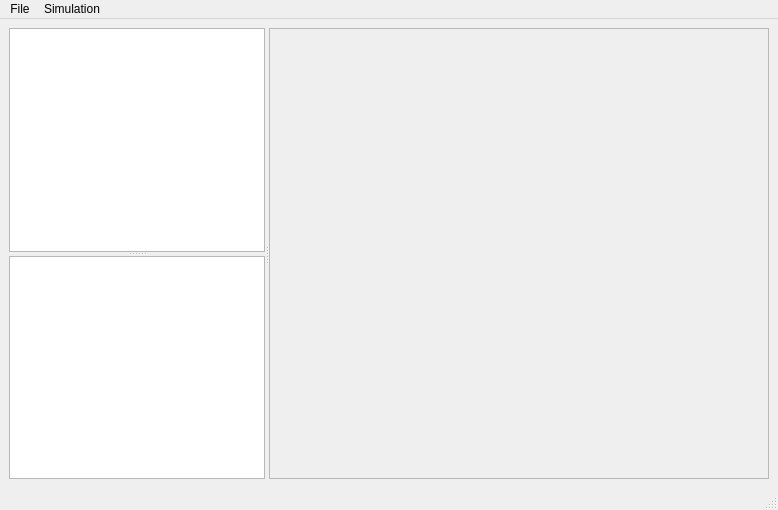
Qt form components/newagent/src/mainUI.ui (robocomp/dsr-graph) before a commit.
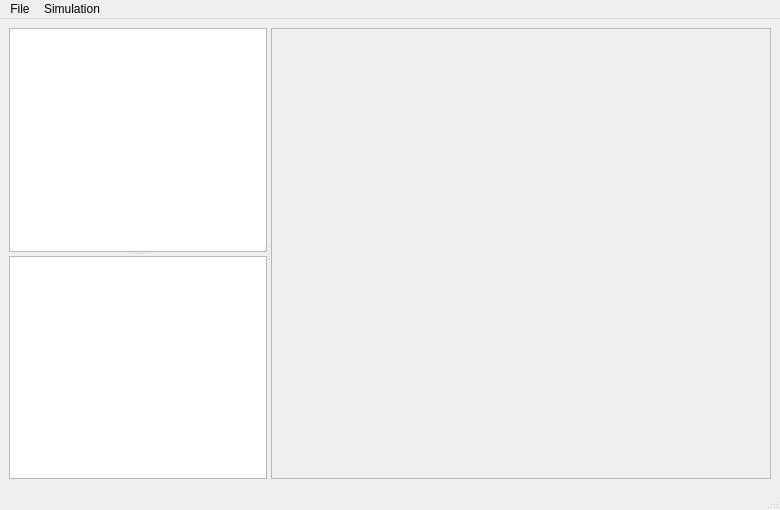
The same form after that commit.

Diff of the .ui file:
```diff
--- a/components/newagent/src/mainUI.ui
+++ b/components/newagent/src/mainUI.ui
@@ -6,7 +6,7 @@
    <rect>
     <x>0</x>
     <y>0</y>
-    <width>695</width>
+    <width>780</width>
     <height>510</height>
    </rect>
   </property>
@@ -16,17 +16,23 @@
   <widget class="QWidget" name="centralwidget">
    <layout class="QVBoxLayout" name="verticalLayout">
     <item>
-     <widget class="QSplitter" name="splitter_2">
+     <widget class="QSplitter" name="splitter_1">
       <property name="orientation">
        <enum>Qt::Horizontal</enum>
       </property>
-      <widget class="QSplitter" name="splitter">
+      <widget class="QSplitter" name="splitter_2">
+       <property name="sizePolicy">
+        <sizepolicy hsizetype="Minimum" vsizetype="Expanding">
+         <horstretch>0</horstretch>
+         <verstretch>0</verstretch>
+        </sizepolicy>
+       </property>
        <property name="orientation">
         <enum>Qt::Vertical</enum>
        </property>
        <widget class="QTableWidget" name="tableWidgetNodes">
         <property name="sizePolicy">
-         <sizepolicy hsizetype="MinimumExpanding" vsizetype="Expanding">
+         <sizepolicy hsizetype="Minimum" vsizetype="Expanding">
           <horstretch>0</horstretch>
           <verstretch>0</verstretch>
          </sizepolicy>
@@ -34,7 +40,7 @@
        </widget>
        <widget class="QTableWidget" name="tableWidgetEdges">
         <property name="sizePolicy">
-         <sizepolicy hsizetype="MinimumExpanding" vsizetype="Expanding">
+         <sizepolicy hsizetype="Minimum" vsizetype="Expanding">
           <horstretch>0</horstretch>
           <verstretch>0</verstretch>
          </sizepolicy>
@@ -77,7 +83,7 @@
     <rect>
      <x>0</x>
      <y>0</y>
-     <width>695</width>
+     <width>780</width>
      <height>25</height>
     </rect>
    </property>
```
